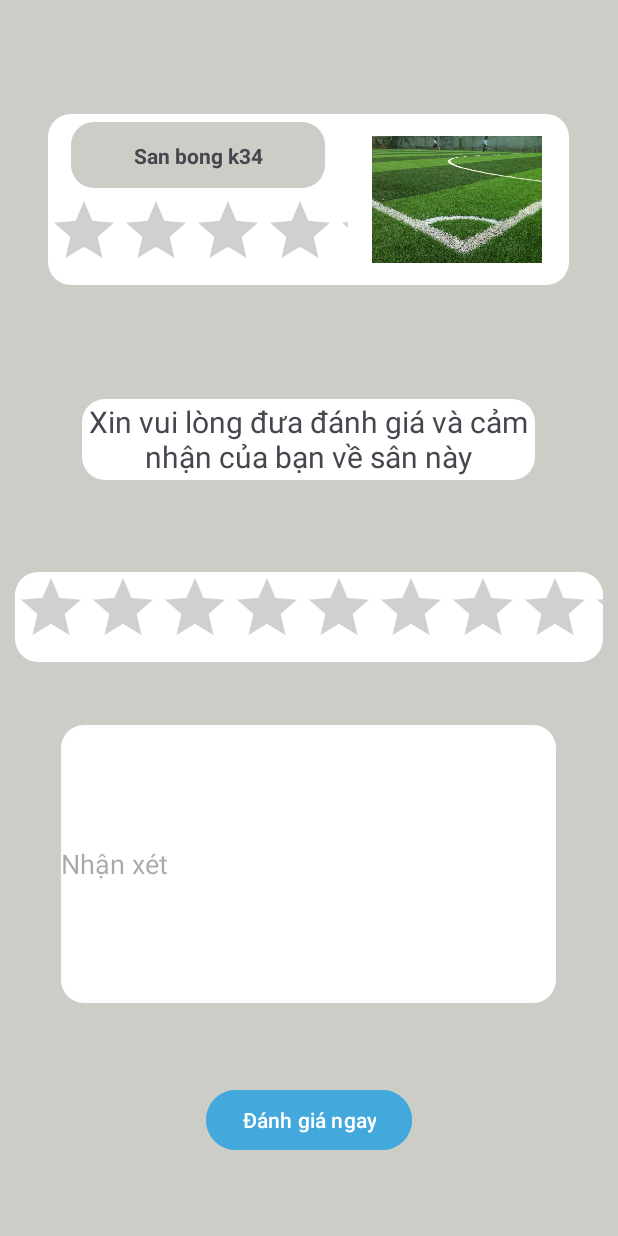
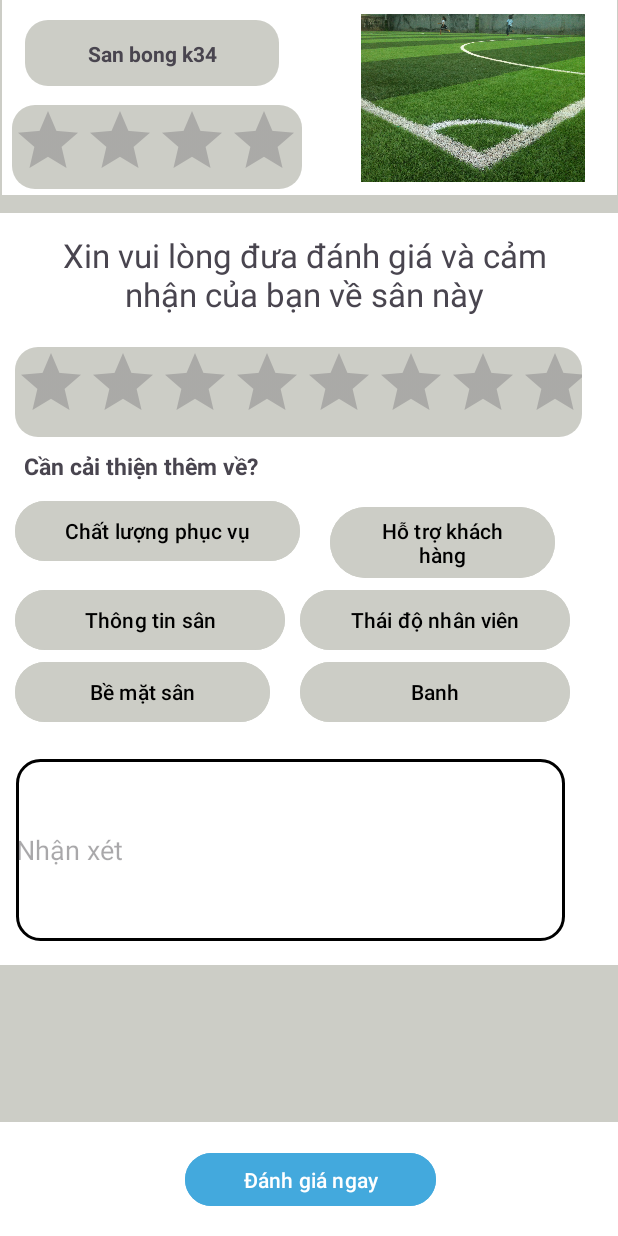
Before and after one commit to ledangkhoa11-4/SportsBooking_AndroidCSC13009_KTPM1, an Android app: the screen it shows after launch (RatingActivity), on a phone screen of 412 x 824 dp. Run offline under Robolectric (Android 15) with nearby library versions, the phone set to English and light mode, and no system bars; our stand-ins replace Firebase (no records; nobody signed in at launch, a user with empty details on screens opened directly); libraries missing offline, so code that uses them is left out: com.hadi.emojiratingbar; plain views replace EmojiRatingBar; 1 statement that could not run was skipped.

Commit message:
adjust rating activity (edit ui)

```diff
--- a/User App/app/src/main/res/drawable/background_main_menu.xml
+++ b/User App/app/src/main/res/drawable/background_main_menu.xml
@@ -1,11 +1,16 @@
 <?xml version="1.0" encoding="utf-8"?>
 <selector xmlns:android="http://schemas.android.com/apk/res/android">
 <item>
-    <shape android:shape="rectangle">
-        <solid android:color="@color/white">
-
-        </solid>
-        <corners android:radius="15dp"/>
+    <shape xmlns:android="http://schemas.android.com/apk/res/android"
+        android:shape="rectangle">
+        <corners
+            android:radius="15dp"
+            android:topRightRadius="15dp"
+            android:bottomRightRadius="15dp"
+            android:bottomLeftRadius="15dp" />
+        <stroke
+            android:width="2dp"
+            android:color="@android:color/black" />
     </shape>
 </item>
 </selector>
--- a/User App/app/src/main/res/layout/activity_rating.xml
+++ b/User App/app/src/main/res/layout/activity_rating.xml
@@ -9,13 +9,11 @@
 
     <LinearLayout
         android:id="@+id/linearLayout2"
-        android:layout_width="347dp"
-        android:layout_height="114dp"
+        android:layout_width="410dp"
+        android:layout_height="130dp"
+        android:background="@color/white"
         android:orientation="horizontal"
-        android:background="@drawable/background_main_menu"
-        app:layout_constraintBottom_toTopOf="@+id/advertiseTextView"
         app:layout_constraintEnd_toEndOf="parent"
-        app:layout_constraintHorizontal_bias="0.496"
         app:layout_constraintStart_toStartOf="parent"
         app:layout_constraintTop_toTopOf="parent">
 
@@ -50,26 +48,30 @@
 
             <com.hadi.emojiratingbar.EmojiRatingBar
                 android:id="@+id/emoji_rating_bar1"
-                android:layout_width="match_parent"
-                android:layout_height="60dp"
+                android:layout_width="193dp"
+                android:layout_height="56dp"
                 android:layout_gravity="center"
+                android:layout_marginBottom="4dp"
+                android:background="@drawable/background_image"
                 app:defaultValue="AWFUL"
                 app:layout_constraintBottom_toBottomOf="parent"
                 app:layout_constraintEnd_toEndOf="parent"
+                app:layout_constraintHorizontal_bias="1.0"
                 app:layout_constraintStart_toStartOf="parent"
                 app:titleColor="#844848" />
         </androidx.constraintlayout.widget.ConstraintLayout>
 
         <androidx.constraintlayout.widget.ConstraintLayout
-            android:layout_width="145dp"
-            android:layout_height="match_parent" >
+            android:layout_width="215dp"
+            android:layout_height="match_parent">
 
             <ImageView
                 android:id="@+id/imageView13"
-                android:layout_width="113dp"
-                android:layout_height="87dp"
+                android:layout_width="171dp"
+                android:layout_height="112dp"
                 app:layout_constraintBottom_toBottomOf="parent"
                 app:layout_constraintEnd_toEndOf="parent"
+                app:layout_constraintHorizontal_bias="0.636"
                 app:layout_constraintStart_toStartOf="parent"
                 app:layout_constraintTop_toTopOf="parent"
                 app:srcCompat="@drawable/san_bong" />
@@ -78,21 +80,32 @@
 
 
     </LinearLayout>
+
+    <androidx.constraintlayout.widget.ConstraintLayout
+        android:id="@+id/constraintLayout2"
+        android:layout_width="413dp"
+        android:layout_height="501dp"
+        android:layout_marginTop="12dp"
+        android:background="@color/white"
+        app:layout_constraintEnd_toEndOf="parent"
+        app:layout_constraintHorizontal_bias="0.0"
+        app:layout_constraintStart_toStartOf="parent"
+        app:layout_constraintTop_toBottomOf="@+id/linearLayout2">
+
         <TextView
             android:id="@+id/advertiseTextView"
-        android:layout_width="302dp"
-        android:layout_height="54dp"
-        android:layout_marginBottom="504dp"
+            android:layout_width="365dp"
+            android:layout_height="56dp"
+            android:layout_marginBottom="432dp"
             android:gravity="center"
-        android:background="@drawable/background_main_menu"
             android:text="Xin vui lòng đưa đánh giá và cảm nhận của bạn về sân này"
+            app:autoSizeMaxTextSize="100sp"
+            app:autoSizeMinTextSize="12sp"
+            app:autoSizeStepGranularity="2sp"
             app:autoSizeTextType="uniform"
-        app:autoSizeMinTextSize="12sp"
-        app:autoSizeMaxTextSize="100sp"
-        app:autoSizeStepGranularity="2sp"
             app:layout_constraintBottom_toBottomOf="parent"
             app:layout_constraintEnd_toEndOf="parent"
-        app:layout_constraintHorizontal_bias="0.495"
+            app:layout_constraintHorizontal_bias="0.41"
             app:layout_constraintStart_toStartOf="parent" />
 
         <com.hadi.emojiratingbar.EmojiRatingBar
@@ -100,43 +113,137 @@
             android:layout_width="match_parent"
             android:layout_height="60dp"
             android:layout_gravity="center"
-        android:layout_margin="10dp"
-        android:background="@drawable/background_main_menu"
+            android:layout_marginRight="25dp"
+            android:layout_marginTop="20dp"
+            android:layout_marginLeft="10dp"
+            android:background="@drawable/background_image"
             app:defaultValue="AWFUL"
             app:layout_constraintBottom_toBottomOf="parent"
             app:layout_constraintEnd_toEndOf="parent"
             app:layout_constraintHorizontal_bias="0.0"
             app:layout_constraintStart_toStartOf="parent"
             app:layout_constraintTop_toBottomOf="@+id/advertiseTextView"
-        app:layout_constraintVertical_bias="0.121"
+            app:layout_constraintVertical_bias="0.0"
             app:showAllText="true"
             app:showText="true"
             app:titleColor="#844848" />
 
+        <TextView
+            android:layout_width="225dp"
+            android:layout_height="30dp"
+            android:text="Cần cải thiện thêm về?"
+            android:textSize="15sp"
+            android:textStyle="bold"
+            app:layout_constraintBottom_toTopOf="@+id/linearLayout4"
+            app:layout_constraintEnd_toEndOf="parent"
+            app:layout_constraintHorizontal_bias="0.085"
+            app:layout_constraintStart_toStartOf="parent"
+            app:layout_constraintTop_toBottomOf="@+id/emoji_rating_bar2"
+            app:layout_constraintVertical_bias="1.0"></TextView>
+
+        <GridLayout
+            android:id="@+id/linearLayout4"
+            android:layout_width="394dp"
+            android:layout_height="168dp"
+            android:layout_marginBottom="8dp"
+            android:columnCount="2"
+            android:rowCount="3"
+            app:layout_constraintBottom_toTopOf="@+id/commentEditText"
+            app:layout_constraintEnd_toEndOf="parent"
+            app:layout_constraintStart_toStartOf="parent">
+
+            <Button
+                android:id="@+id/button8"
+                android:layout_width="190dp"
+                android:layout_height="wrap_content"
+                android:layout_weight="1"
+                android:backgroundTint="@color/beautiful_gray"
+                android:text="Chất lượng phục vụ"
+                android:textColor="@color/black" />
+
+            <Button
+                android:id="@+id/button12"
+                android:layout_width="150dp"
+                android:layout_height="wrap_content"
+                android:layout_marginLeft="20dp"
+                android:layout_weight="1"
+                android:backgroundTint="@color/beautiful_gray"
+                android:text="Hỗ trợ khách hàng"
+                android:textColor="@color/black" />
+
+            <Button
+                android:id="@+id/button14"
+                android:layout_width="180dp"
+                android:layout_height="wrap_content"
+                android:layout_marginRight="5dp"
+                android:layout_weight="1"
+                android:backgroundTint="@color/beautiful_gray"
+                android:text="Thông tin sân"
+                android:textColor="@color/black" />
+
+            <Button
+                android:id="@+id/button5"
+                android:layout_width="180dp"
+                android:layout_height="wrap_content"
+                android:layout_weight="1"
+                android:backgroundTint="@color/beautiful_gray"
+                android:text="Thái độ nhân viên"
+                android:textColor="@color/black" />
+
+            <Button
+                android:id="@+id/button10"
+                android:layout_width="170dp"
+                android:layout_height="wrap_content"
+                android:layout_weight="1"
+                android:backgroundTint="@color/beautiful_gray"
+                android:text="Bề mặt sân"
+                android:textColor="@color/black" />
+
+            <Button
+                android:id="@+id/button13"
+                android:layout_width="180dp"
+                android:layout_height="wrap_content"
+                android:layout_weight="1"
+                android:backgroundTint="@color/beautiful_gray"
+                android:text="Banh"
+                android:textColor="@color/black" />
+        </GridLayout>
+
         <EditText
             android:id="@+id/commentEditText"
-        android:layout_width="330dp"
-        android:layout_height="185dp"
+            android:layout_width="366dp"
+            android:layout_height="121dp"
+            android:layout_marginBottom="16dp"
+            android:layout_marginRight="25dp"
+            android:background="@drawable/background_main_menu"
             android:ems="10"
+            android:hint="Nhận xét"
             android:inputType="textPersonName"
-        android:hint="Nhận xét"
-        android:background="@drawable/background_main_menu"
             app:layout_constraintBottom_toBottomOf="parent"
             app:layout_constraintEnd_toEndOf="parent"
-        app:layout_constraintHorizontal_bias="0.497"
-        app:layout_constraintStart_toStartOf="parent"
-        app:layout_constraintTop_toBottomOf="@+id/emoji_rating_bar2"
-        app:layout_constraintVertical_bias="0.214" />
+            app:layout_constraintHorizontal_bias="0.489"
+            app:layout_constraintStart_toStartOf="parent" />
+    </androidx.constraintlayout.widget.ConstraintLayout>
+
+    <androidx.constraintlayout.widget.ConstraintLayout
+        android:layout_width="420dp"
+        android:layout_height="76dp"
+        android:background="@color/white"
+        app:layout_constraintBottom_toBottomOf="parent"
+        app:layout_constraintEnd_toEndOf="parent"
+        app:layout_constraintStart_toStartOf="parent">
 
         <Button
             android:id="@+id/commit"
-        android:layout_width="wrap_content"
-        android:layout_height="wrap_content"
+            android:layout_width="167dp"
+            android:layout_height="43dp"
+            android:backgroundTint="@color/topic_color"
             android:text="Đánh giá ngay"
-        android:backgroundTint="@color/topic_color"
+            android:gravity="center"
             app:layout_constraintBottom_toBottomOf="parent"
             app:layout_constraintEnd_toEndOf="parent"
             app:layout_constraintStart_toStartOf="parent"
-        app:layout_constraintTop_toBottomOf="@+id/commentEditText" />
+            app:layout_constraintTop_toTopOf="parent" />
+    </androidx.constraintlayout.widget.ConstraintLayout>
 
 </androidx.constraintlayout.widget.ConstraintLayout>
```
Lines whose indentation alone changed are shown as unchanged.
